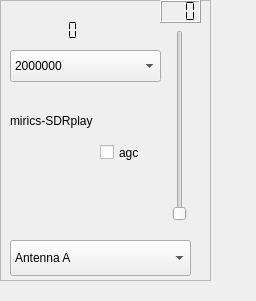
The window that devices/sdrplay-handler/sdrplay-widget.ui (JvanKatwijk/sdr-j-spectrumviewer) describes before a commit, drawn with Qt 5.
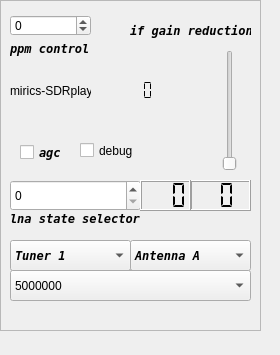
The same window after the commit.

The edit to the form file:
```diff
--- a/devices/sdrplay-handler/sdrplay-widget.ui
+++ b/devices/sdrplay-handler/sdrplay-widget.ui
@@ -6,8 +6,8 @@
    <rect>
     <x>0</x>
     <y>0</y>
-    <width>256</width>
-    <height>301</height>
+    <width>280</width>
+    <height>355</height>
    </rect>
   </property>
   <property name="windowTitle">
@@ -18,8 +18,8 @@
     <rect>
      <x>0</x>
      <y>0</y>
-     <width>211</width>
-     <height>281</height>
+     <width>261</width>
+     <height>331</height>
     </rect>
    </property>
    <property name="frameShape">
@@ -28,12 +28,12 @@
    <property name="frameShadow">
     <enum>QFrame::Raised</enum>
    </property>
-   <widget class="QLabel" name="label">
+   <widget class="QLabel" name="deviceLabel">
     <property name="geometry">
      <rect>
       <x>10</x>
-      <y>110</y>
-      <width>101</width>
+      <y>80</y>
+      <width>81</width>
       <height>21</height>
      </rect>
     </property>
@@ -57,9 +57,9 @@
    <widget class="QLCDNumber" name="api_version">
     <property name="geometry">
      <rect>
-      <x>10</x>
-      <y>20</y>
-      <width>91</width>
+      <x>90</x>
+      <y>80</y>
+      <width>81</width>
       <height>21</height>
      </rect>
     </property>
@@ -76,14 +76,20 @@
    <widget class="QSlider" name="gainSlider">
     <property name="geometry">
      <rect>
-      <x>170</x>
-      <y>30</y>
+      <x>220</x>
+      <y>50</y>
       <width>20</width>
-      <height>191</height>
+      <height>121</height>
      </rect>
     </property>
     <property name="toolTip">
-     <string>&lt;html&gt;&lt;head/&gt;&lt;body&gt;&lt;p&gt;gain selector. 0 is minimal gain, 100 is maximal.&lt;/p&gt;&lt;/body&gt;&lt;/html&gt;</string>
+     <string>&lt;html&gt;&lt;head/&gt;&lt;body&gt;&lt;p&gt;gain slider, its value is used as measure for the gain reduction of the baseband signal. If the agc is selected, the slider is not effective and is not shown.&lt;/p&gt;&lt;/body&gt;&lt;/html&gt;</string>
+    </property>
+    <property name="minimum">
+     <number>20</number>
+    </property>
+    <property name="maximum">
+     <number>59</number>
     </property>
     <property name="orientation">
      <enum>Qt::Vertical</enum>
@@ -92,14 +98,14 @@
    <widget class="QLCDNumber" name="gainDisplay">
     <property name="geometry">
      <rect>
-      <x>160</x>
-      <y>0</y>
-      <width>41</width>
-      <height>23</height>
+      <x>190</x>
+      <y>180</y>
+      <width>61</width>
+      <height>31</height>
      </rect>
     </property>
     <property name="digitCount">
-     <number>3</number>
+     <number>2</number>
     </property>
     <property name="segmentStyle">
      <enum>QLCDNumber::Flat</enum>
@@ -108,59 +114,51 @@
    <widget class="QCheckBox" name="agcControl">
     <property name="geometry">
      <rect>
-      <x>100</x>
+      <x>20</x>
       <y>140</y>
       <width>51</width>
       <height>25</height>
      </rect>
     </property>
+    <property name="font">
+     <font>
+      <family>DejaVu Sans Mono</family>
+      <weight>75</weight>
+      <italic>true</italic>
+      <bold>true</bold>
+     </font>
+    </property>
+    <property name="toolTip">
+     <string>&lt;html&gt;&lt;head/&gt;&lt;body&gt;&lt;p&gt;Touch to switch on automatic gain control - based on the setting of the lnastate and the ifgain.&lt;/p&gt;&lt;p&gt;If switched on, the lnastate switch and the ifgain slider are switched off&lt;/p&gt;&lt;/body&gt;&lt;/html&gt;</string>
+    </property>
     <property name="text">
      <string>agc</string>
     </property>
    </widget>
-   <widget class="QComboBox" name="rateSelector">
+   <widget class="QSpinBox" name="ppmControl">
     <property name="geometry">
      <rect>
       <x>10</x>
-      <y>50</y>
-      <width>151</width>
-      <height>32</height>
+      <y>15</y>
+      <width>81</width>
+      <height>21</height>
      </rect>
     </property>
     <property name="toolTip">
      <string>&lt;html&gt;&lt;head/&gt;&lt;body&gt;&lt;p&gt;samplerate selector. With the samplerate you also select a bandwidth.&lt;/p&gt;&lt;/body&gt;&lt;/html&gt;</string>
     </property>
-    <item>
-     <property name="text">
-      <string>2000000</string>
-     </property>
-    </item>
-    <item>
-     <property name="text">
-      <string>2500000</string>
-     </property>
-    </item>
-    <item>
-     <property name="text">
-      <string>3000000</string>
-     </property>
-    </item>
-    <item>
-     <property name="text">
-      <string>5000000</string>
-     </property>
-    </item>
-    <item>
-     <property name="text">
-      <string>8000000</string>
-     </property>
-    </item>
+    <property name="minimum">
+     <number>-200</number>
+    </property>
+    <property name="maximum">
+     <number>200</number>
+    </property>
    </widget>
    <widget class="QLabel" name="serialNumber">
     <property name="geometry">
      <rect>
       <x>10</x>
-      <y>210</y>
+      <y>110</y>
       <width>151</width>
       <height>20</height>
      </rect>
@@ -172,12 +170,23 @@
    <widget class="QComboBox" name="antennaSelector">
     <property name="geometry">
      <rect>
-      <x>10</x>
+      <x>130</x>
       <y>240</y>
-      <width>181</width>
-      <height>36</height>
+      <width>121</width>
+      <height>31</height>
      </rect>
     </property>
+    <property name="font">
+     <font>
+      <family>DejaVu Sans Mono</family>
+      <weight>75</weight>
+      <italic>true</italic>
+      <bold>true</bold>
+     </font>
+    </property>
+    <property name="toolTip">
+     <string>&lt;html&gt;&lt;head/&gt;&lt;body&gt;&lt;p&gt;Select an antenna (RSP-II)&lt;/p&gt;&lt;/body&gt;&lt;/html&gt;</string>
+    </property>
     <item>
      <property name="text">
       <string>Antenna A</string>
@@ -189,6 +198,165 @@
      </property>
     </item>
    </widget>
+   <widget class="QSpinBox" name="lnaGainSetting">
+    <property name="geometry">
+     <rect>
+      <x>10</x>
+      <y>180</y>
+      <width>131</width>
+      <height>31</height>
+     </rect>
+    </property>
+    <property name="toolTip">
+     <string>&lt;html&gt;&lt;head/&gt;&lt;body&gt;&lt;p&gt;Setting the lna state, determining the gain reduction applied in the lna.&lt;/p&gt;&lt;/body&gt;&lt;/html&gt;</string>
+    </property>
+   </widget>
+   <widget class="QLCDNumber" name="lnaGRdBDisplay">
+    <property name="geometry">
+     <rect>
+      <x>140</x>
+      <y>180</y>
+      <width>51</width>
+      <height>31</height>
+     </rect>
+    </property>
+    <property name="toolTip">
+     <string>&lt;html&gt;&lt;head/&gt;&lt;body&gt;&lt;p&gt;The display shows the gain reduction in the lna of the device.&lt;/p&gt;&lt;/body&gt;&lt;/html&gt;</string>
+    </property>
+    <property name="digitCount">
+     <number>3</number>
+    </property>
+    <property name="segmentStyle">
+     <enum>QLCDNumber::Flat</enum>
+    </property>
+   </widget>
+   <widget class="QComboBox" name="tunerSelector">
+    <property name="geometry">
+     <rect>
+      <x>10</x>
+      <y>240</y>
+      <width>121</width>
+      <height>31</height>
+     </rect>
+    </property>
+    <property name="font">
+     <font>
+      <family>DejaVu Sans Mono</family>
+      <weight>75</weight>
+      <italic>true</italic>
+      <bold>true</bold>
+     </font>
+    </property>
+    <property name="toolTip">
+     <string>&lt;html&gt;&lt;head/&gt;&lt;body&gt;&lt;p&gt;If the device is an rspduo, select the tuner with this combobox&lt;/p&gt;&lt;/body&gt;&lt;/html&gt;</string>
+    </property>
+    <item>
+     <property name="text">
+      <string>Tuner 1</string>
+     </property>
+    </item>
+    <item>
+     <property name="text">
+      <string>Tuner 2</string>
+     </property>
+    </item>
+   </widget>
+   <widget class="QCheckBox" name="debugControl">
+    <property name="geometry">
+     <rect>
+      <x>80</x>
+      <y>140</y>
+      <width>88</width>
+      <height>21</height>
+     </rect>
+    </property>
+    <property name="text">
+     <string>debug</string>
+    </property>
+   </widget>
+   <widget class="QLabel" name="label">
+    <property name="geometry">
+     <rect>
+      <x>10</x>
+      <y>40</y>
+      <width>81</width>
+      <height>16</height>
+     </rect>
+    </property>
+    <property name="font">
+     <font>
+      <family>DejaVu Sans Mono</family>
+      <weight>75</weight>
+      <italic>true</italic>
+      <bold>true</bold>
+     </font>
+    </property>
+    <property name="text">
+     <string>ppm control</string>
+    </property>
+   </widget>
+   <widget class="QLabel" name="gainsliderLabel">
+    <property name="geometry">
+     <rect>
+      <x>130</x>
+      <y>20</y>
+      <width>121</width>
+      <height>21</height>
+     </rect>
+    </property>
+    <property name="font">
+     <font>
+      <family>DejaVu Sans Mono</family>
+      <weight>75</weight>
+      <italic>true</italic>
+      <bold>true</bold>
+     </font>
+    </property>
+    <property name="text">
+     <string>if gain reduction</string>
+    </property>
+   </widget>
+   <widget class="QLabel" name="label_2">
+    <property name="geometry">
+     <rect>
+      <x>10</x>
+      <y>210</y>
+      <width>131</width>
+      <height>16</height>
+     </rect>
+    </property>
+    <property name="font">
+     <font>
+      <family>DejaVu Sans Mono</family>
+      <weight>75</weight>
+      <italic>true</italic>
+      <bold>true</bold>
+     </font>
+    </property>
+    <property name="text">
+     <string>lna state selector</string>
+    </property>
+   </widget>
+   <widget class="QComboBox" name="rateSelector">
+    <property name="geometry">
+     <rect>
+      <x>10</x>
+      <y>270</y>
+      <width>241</width>
+      <height>31</height>
+     </rect>
+    </property>
+    <item>
+     <property name="text">
+      <string>5000000</string>
+     </property>
+    </item>
+    <item>
+     <property name="text">
+      <string>8000000</string>
+     </property>
+    </item>
+   </widget>
   </widget>
  </widget>
  <resources/>
```
Left out of the diff: 11 changed lines with no effect on the pictures.
